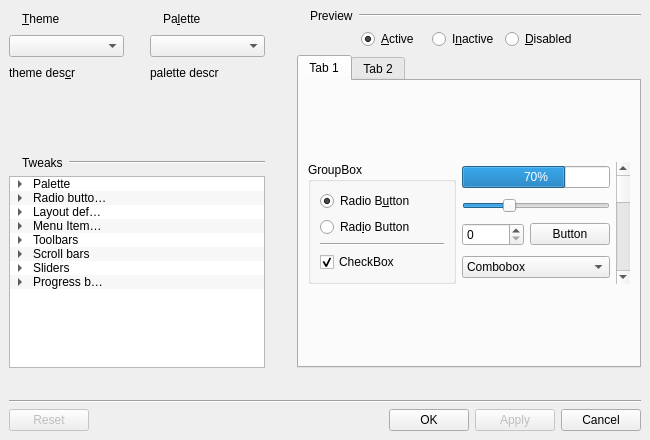
DexterMagnific/QSvgStyle, file thememanager/ThemeManagerUIBase.ui: the form before one commit.
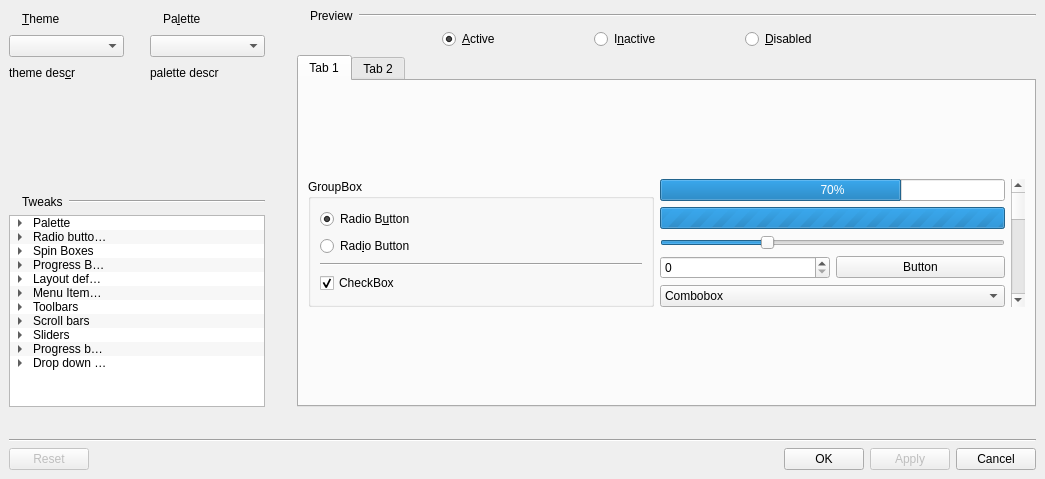
The form after the commit. Icons and pictures are not drawn.

Commit message: * NEW support for widget variants:   - Spin boxes: buttons side by side or on opposite sides   - Busy progress bars: full length, back and forh, wrap

Diff of the .ui file:
```diff
--- a/thememanager/ThemeManagerUIBase.ui
+++ b/thememanager/ThemeManagerUIBase.ui
@@ -6,8 +6,8 @@
    <rect>
     <x>0</x>
     <y>0</y>
-    <width>650</width>
-    <height>440</height>
+    <width>1045</width>
+    <height>479</height>
    </rect>
   </property>
   <property name="windowTitle">
@@ -415,10 +415,10 @@
           </item>
           <item row="0" column="1">
            <layout class="QGridLayout" name="gridLayout">
-            <item row="2" column="0">
+            <item row="3" column="0">
              <widget class="QSpinBox" name="spinBox"/>
             </item>
-            <item row="1" column="0" colspan="2">
+            <item row="2" column="0" colspan="2">
              <widget class="QSlider" name="horizontalSlider">
               <property name="value">
                <number>30</number>
@@ -428,7 +428,7 @@
               </property>
              </widget>
             </item>
-            <item row="2" column="1">
+            <item row="3" column="1">
              <widget class="QPushButton" name="pushButton">
               <property name="text">
                <string>Button</string>
@@ -442,7 +442,7 @@
               </property>
              </widget>
             </item>
-            <item row="3" column="0" colspan="2">
+            <item row="4" column="0" colspan="2">
              <widget class="QComboBox" name="comboBox">
               <item>
                <property name="text">
@@ -451,6 +451,16 @@
               </item>
              </widget>
             </item>
+            <item row="1" column="0" colspan="2">
+             <widget class="QProgressBar" name="progressBar_2">
+              <property name="maximum">
+               <number>0</number>
+              </property>
+              <property name="value">
+               <number>-1</number>
+              </property>
+             </widget>
+            </item>
            </layout>
           </item>
           <item row="0" column="2">
@@ -548,6 +558,40 @@
           </property>
          </item>
         </item>
+        <item>
+         <property name="text">
+          <string>Spin Boxes</string>
+         </property>
+         <item>
+          <property name="text">
+           <string>Variant</string>
+          </property>
+          <property name="text">
+           <string>specific.spinbox.variant</string>
+          </property>
+         </item>
+        </item>
+        <item>
+         <property name="text">
+          <string>Progress Bars</string>
+         </property>
+         <item>
+          <property name="text">
+           <string>Busy indicator variant</string>
+          </property>
+          <property name="text">
+           <string>specific.progressbar.busy.variant</string>
+          </property>
+         </item>
+         <item>
+          <property name="text">
+           <string>Full length busy indicator direction</string>
+          </property>
+          <property name="text">
+           <string>specific.progressbar.busy.full.variant</string>
+          </property>
+         </item>
+        </item>
         <item>
          <property name="text">
           <string>Layout default margins</string>
@@ -784,7 +828,7 @@
         </item>
         <item>
          <property name="text">
-          <string>Progress bars</string>
+          <string>Progress bars/Tearoff menu items</string>
          </property>
          <item>
           <property name="text">
@@ -798,6 +842,19 @@
           </property>
          </item>
         </item>
+        <item>
+         <property name="text">
+          <string>Drop down buttons</string>
+         </property>
+         <item>
+          <property name="text">
+           <string>Button size</string>
+          </property>
+          <property name="text">
+           <string>specific.dropdown.size</string>
+          </property>
+         </item>
+        </item>
        </widget>
       </item>
       <item row="0" column="0">
```
The commit also changes 5 other files.
